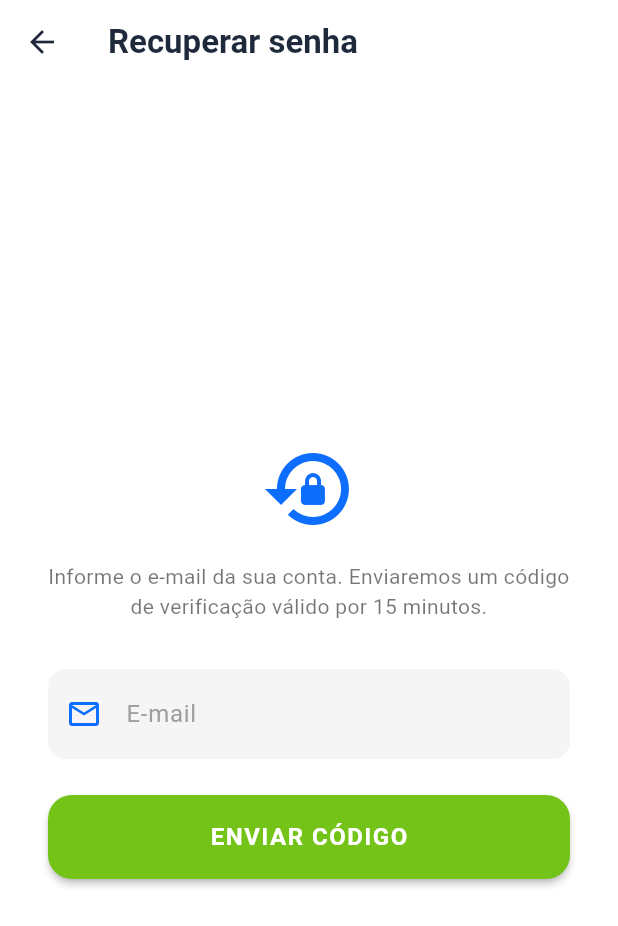
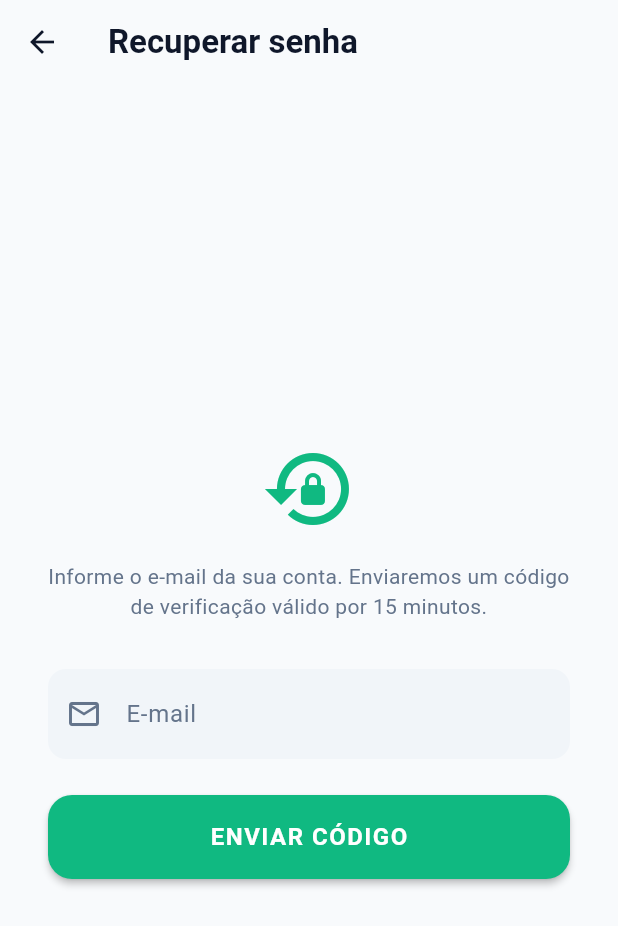
Before and after one commit to Little-hair77/SIDMA, a Flutter app: the screen it shows after launch, after a tap on "Esqueceu a senha?", on a phone screen of 412 x 824 dp. Shown: the top 926 px of the screen. Run offline on Flutter 3.47's test engine with Material 3 defaults, Android fonts, the phone set to English and light mode, and no system bars; our stand-ins replace dio, fl_chart, flutter_secure_storage, google_sign_in, image_picker, pdf and 2 more; missing offline and left inert: mobile_scanner; network calls fail.

Commit message:
feat: dark mode integration for "qrCode_animal", "scanner_qr" and "recuperar_senha" / "tema" screen correction

```diff
--- a/mobile/lib/core/tema.dart
+++ b/mobile/lib/core/tema.dart
@@ -1,24 +1,45 @@
 import 'package:flutter/material.dart';
 import 'cores.dart';
 
-/// Monta o ThemeData completo (claro ou escuro) a partir de uma paleta
 /// [AppColors].
 ThemeData _construirTema(AppColors cores, Brightness brilho) {
+  final bool escuro = brilho == Brightness.dark;
+
+  final ColorScheme esquema = ColorScheme.fromSeed(
+    seedColor: cores.primario,
+    brightness: brilho,
+    primary: cores.primario,
+    surface: cores.superficie,
+    error: cores.erro,
+  ).copyWith(
+    onPrimary: Colors.white,
+    onSurface: cores.textoPrimario,
+    onSurfaceVariant: cores.textoSecundario,
+    surfaceContainerLowest: cores.fundo,
+    surfaceContainerLow: cores.superficie,
+    surfaceContainer: cores.superficie,
+    surfaceContainerHigh: cores.superficie,
+    surfaceContainerHighest: cores.superficieAlt,
+    outlineVariant: cores.borda,
+    surfaceTint: Colors.transparent,
+  );
+
   return ThemeData(
     useMaterial3: true,
     brightness: brilho,
     scaffoldBackgroundColor: cores.fundo,
-    colorScheme: ColorScheme.fromSeed(
-      seedColor: cores.primario,
-      brightness: brilho,
-      primary: cores.primario,
-      surface: cores.superficie,
-      error: cores.erro,
-    ),
+    colorScheme: esquema,
     appBarTheme: AppBarTheme(
       backgroundColor: cores.destaque,
       foregroundColor: Colors.white,
       elevation: 0,
+    ),
+    // O texto padrão do SnackBar é "onInverseSurface", que no escuro é um tom
+    // escuro. Como os snackbars do app têm fundo colorido (verde/vermelho),
+    // o texto fica sempre branco.
+    snackBarTheme: SnackBarThemeData(
+      contentTextStyle: const TextStyle(color: Colors.white),
+      backgroundColor: escuro ? cores.superficieAlt : null,
     ),
     cardColor: cores.superficie,
     dividerColor: cores.borda,
--- a/mobile/lib/views/recuperar_senha.dart
+++ b/mobile/lib/views/recuperar_senha.dart
@@ -1,4 +1,5 @@
 import 'package:flutter/material.dart';
+import '../core/cores.dart';
 import '../services/api_service.dart';
 
 /// Tela de recuperação de senha do SIDMA.
@@ -23,11 +24,13 @@ class TelaRecuperarSenha extends StatefulWidget {
 class _TelaRecuperarSenhaState extends State<TelaRecuperarSenha> {
   final ApiService _apiService = ApiService();
 
-  // Paleta de Cores (mesma paleta usada em login.dart)
-  static const Color corAzulPrincipal = Color(0xFF0D6EFD);
-  static const Color corVerdePrincipal = Color(0xFF74C319);
-  static const Color corTextoPrimario = Color(0xFF1E293B);
-  static const Color corFundo = Colors.white;
+  // Paleta de Cores
+  AppColors get _cores => AppColors.of(context);
+
+  Color get corVerdePrincipal => _cores.primario;
+  Color get corTextoPrimario => _cores.textoPrimario;
+  Color get corTextoSecundario => _cores.textoSecundario;
+  Color get corFundo => _cores.fundo;
 
   final _formKeyEmail = GlobalKey<FormState>();
   final _formKeyCodigo = GlobalKey<FormState>();
@@ -111,11 +114,11 @@ class _TelaRecuperarSenhaState extends State<TelaRecuperarSenha> {
       barrierDismissible: false,
       builder: (_) => AlertDialog(
         shape: RoundedRectangleBorder(borderRadius: BorderRadius.circular(16)),
-        title: const Row(
+        title: Row(
           children: [
             Icon(Icons.check_circle, color: corVerdePrincipal),
-            SizedBox(width: 8),
-            Text('Senha redefinida'),
+            const SizedBox(width: 8),
+            const Text('Senha redefinida'),
           ],
         ),
         content: const Text('Sua senha foi alterada com sucesso. Faça login novamente com a nova senha.'),
@@ -135,21 +138,21 @@ class _TelaRecuperarSenhaState extends State<TelaRecuperarSenha> {
   InputDecoration _estiloCampo({required String rotulo, required IconData iconePrefixo, Widget? iconeSufixo}) {
     return InputDecoration(
       labelText: rotulo,
-      labelStyle: const TextStyle(color: Colors.grey),
-      prefixIcon: Icon(iconePrefixo, color: corAzulPrincipal),
+      labelStyle: TextStyle(color: corTextoSecundario),
+      prefixIcon: Icon(iconePrefixo, color: corTextoSecundario),
       suffixIcon: iconeSufixo,
       filled: true,
-      fillColor: Colors.grey[100],
+      fillColor: _cores.superficieAlt,
       contentPadding: const EdgeInsets.symmetric(vertical: 18, horizontal: 16),
       border: OutlineInputBorder(borderRadius: BorderRadius.circular(12), borderSide: BorderSide.none),
       enabledBorder: OutlineInputBorder(borderRadius: BorderRadius.circular(12), borderSide: BorderSide.none),
       focusedBorder: OutlineInputBorder(
         borderRadius: BorderRadius.circular(12),
-        borderSide: const BorderSide(color: corAzulPrincipal, width: 2),
+        borderSide: BorderSide(color: corVerdePrincipal, width: 2),
       ),
       errorBorder: OutlineInputBorder(
         borderRadius: BorderRadius.circular(12),
-        borderSide: const BorderSide(color: Colors.redAccent, width: 1),
+        borderSide: BorderSide(color: _cores.erro, width: 1),
       ),
     );
   }
@@ -161,8 +164,8 @@ class _TelaRecuperarSenhaState extends State<TelaRecuperarSenha> {
       appBar: AppBar(
         backgroundColor: corFundo,
         elevation: 0,
-        iconTheme: const IconThemeData(color: corTextoPrimario),
-        title: const Text('Recuperar senha', style: TextStyle(color: corTextoPrimario, fontWeight: FontWeight.bold)),
+        iconTheme: IconThemeData(color: corTextoPrimario),
+        title: Text('Recuperar senha', style: TextStyle(color: corTextoPrimario, fontWeight: FontWeight.bold)),
       ),
       body: SafeArea(
         child: Center(
@@ -184,18 +187,18 @@ class _TelaRecuperarSenhaState extends State<TelaRecuperarSenha> {
       child: Column(
         crossAxisAlignment: CrossAxisAlignment.stretch,
         children: [
-          const Icon(Icons.lock_reset, size: 64, color: corAzulPrincipal),
+          Icon(Icons.lock_reset, size: 64, color: corVerdePrincipal),
           const SizedBox(height: 16),
-          const Text(
+          Text(
             'Informe o e-mail da sua conta. Enviaremos um código de verificação válido por 15 minutos.',
             textAlign: TextAlign.center,
-            style: TextStyle(fontSize: 14, color: Colors.black54, height: 1.4),
+            style: TextStyle(fontSize: 14, color: corTextoSecundario, height: 1.4),
           ),
           const SizedBox(height: 32),
           TextFormField(
             controller: _emailController,
             keyboardType: TextInputType.emailAddress,
-            style: const TextStyle(color: corTextoPrimario),
+            style: TextStyle(color: corTextoPrimario),
             decoration: _estiloCampo(rotulo: 'E-mail', iconePrefixo: Icons.email_outlined),
             validator: (valor) {
               if (valor == null || valor.trim().isEmpty) return 'Informe seu e-mail';
@@ -206,9 +209,9 @@ class _TelaRecuperarSenhaState extends State<TelaRecuperarSenha> {
           const SizedBox(height: 24),
           _construirMensagens(),
           if (_carregando)
-            const Padding(
-              padding: EdgeInsets.all(16.0),
-              child: Center(child: CircularProgressIndicator()),
+            Padding(
+              padding: const EdgeInsets.all(16.0),
+              child: Center(child: CircularProgressIndicator(color: corVerdePrincipal)),
             )
           else
             ElevatedButton(
@@ -233,19 +236,19 @@ class _TelaRecuperarSenhaState extends State<TelaRecuperarSenha> {
       child: Column(
         crossAxisAlignment: CrossAxisAlignment.stretch,
         children: [
-          const Icon(Icons.mark_email_read_outlined, size: 64, color: corAzulPrincipal),
+          Icon(Icons.mark_email_read_outlined, size: 64, color: corVerdePrincipal),
           const SizedBox(height: 16),
           Text(
             'Enviamos um código para ${_emailController.text.trim()}. Informe-o abaixo junto com a nova senha.',
             textAlign: TextAlign.center,
-            style: const TextStyle(fontSize: 14, color: Colors.black54, height: 1.4),
+            style: TextStyle(fontSize: 14, color: corTextoSecundario, height: 1.4),
           ),
           const SizedBox(height: 32),
           TextFormField(
             controller: _codigoController,
             keyboardType: TextInputType.number,
             maxLength: 6,
-            style: const TextStyle(color: corTextoPrimario, fontSize: 20, letterSpacing: 8, fontWeight: FontWeight.bold),
+            style: TextStyle(color: corTextoPrimario, fontSize: 20, letterSpacing: 8, fontWeight: FontWeight.bold),
             textAlign: TextAlign.center,
             decoration: _estiloCampo(rotulo: 'Código de 6 dígitos', iconePrefixo: Icons.pin_outlined).copyWith(counterText: ''),
             validator: (valor) {
@@ -257,12 +260,12 @@ class _TelaRecuperarSenhaState extends State<TelaRecuperarSenha> {
           TextFormField(
             controller: _novaSenhaController,
             obscureText: !_senhaVisivel,
-            style: const TextStyle(color: corTextoPrimario),
+            style: TextStyle(color: corTextoPrimario),
             decoration: _estiloCampo(
               rotulo: 'Nova senha',
               iconePrefixo: Icons.lock_outline,
               iconeSufixo: IconButton(
-                icon: Icon(_senhaVisivel ? Icons.visibility_off_outlined : Icons.visibility_outlined, color: Colors.grey),
+                icon: Icon(_senhaVisivel ? Icons.visibility_off_outlined : Icons.visibility_outlined, color: corTextoSecundario),
                 onPressed: () => setState(() => _senhaVisivel = !_senhaVisivel),
               ),
             ),
@@ -276,7 +279,7 @@ class _TelaRecuperarSenhaState extends State<TelaRecuperarSenha> {
           TextFormField(
             controller: _confirmarSenhaController,
             obscureText: !_senhaVisivel,
-            style: const TextStyle(color: corTextoPrimario),
+            style: TextStyle(color: corTextoPrimario),
             decoration: _estiloCampo(rotulo: 'Confirmar nova senha', iconePrefixo: Icons.lock_outline),
             validator: (valor) {
               if (valor == null || valor.isEmpty) return 'Confirme a nova senha';
@@ -288,15 +291,15 @@ class _TelaRecuperarSenhaState extends State<TelaRecuperarSenha> {
             alignment: Alignment.centerRight,
             child: TextButton(
               onPressed: _carregando ? null : _solicitarCodigo,
-              style: TextButton.styleFrom(foregroundColor: corAzulPrincipal),
+              style: TextButton.styleFrom(foregroundColor: corVerdePrincipal),
               child: const Text('Reenviar código', style: TextStyle(fontSize: 13)),
             ),
           ),
           _construirMensagens(),
           if (_carregando)
-            const Padding(
-              padding: EdgeInsets.all(16.0),
-              child: Center(child: CircularProgressIndicator()),
+            Padding(
+              padding: const EdgeInsets.all(16.0),
+              child: Center(child: CircularProgressIndicator(color: corVerdePrincipal)),
             )
           else
             ElevatedButton(
@@ -323,18 +326,18 @@ class _TelaRecuperarSenhaState extends State<TelaRecuperarSenha> {
       child: Container(
         padding: const EdgeInsets.symmetric(horizontal: 16, vertical: 12),
         decoration: BoxDecoration(
-          color: ehErro ? Colors.red[50] : Colors.green[50],
+          color: ehErro ? _cores.erroFundo : _cores.primarioSuave,
           borderRadius: BorderRadius.circular(8),
-          border: Border.all(color: ehErro ? Colors.redAccent : corVerdePrincipal, width: 0.5),
+          border: Border.all(color: ehErro ? _cores.erro : corVerdePrincipal, width: 0.5),
         ),
         child: Row(
           children: [
-            Icon(ehErro ? Icons.error_outline : Icons.check_circle_outline, color: ehErro ? Colors.redAccent : corVerdePrincipal, size: 20),
+            Icon(ehErro ? Icons.error_outline : Icons.check_circle_outline, color: ehErro ? _cores.erro : corVerdePrincipal, size: 20),
             const SizedBox(width: 12),
             Expanded(
               child: Text(
                 ehErro ? _erro! : _sucesso!,
-                style: TextStyle(color: ehErro ? Colors.redAccent : Colors.green[800], fontSize: 13),
+                style: TextStyle(color: ehErro ? _cores.erro : _cores.primarioEscuro, fontSize: 13),
               ),
             ),
           ],
```
Also changed, not shown: mobile/lib/views/qrCode_animal.dart (+14 -11 lines), mobile/lib/views/scanner_qr.dart (+4 -4 lines).
